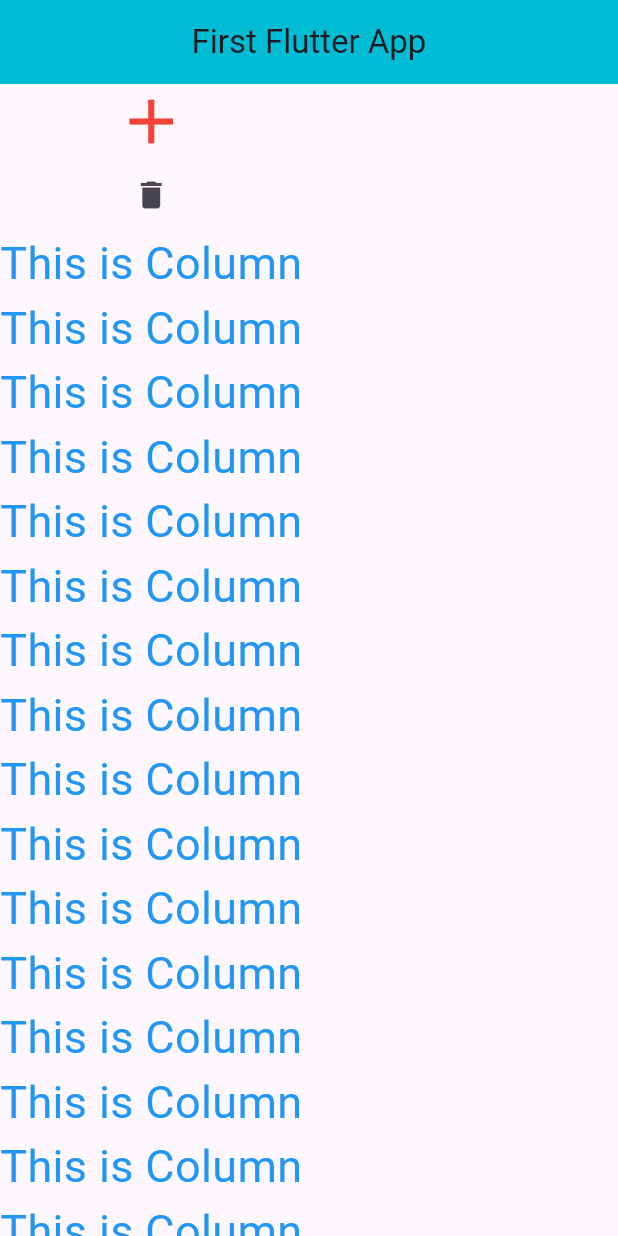
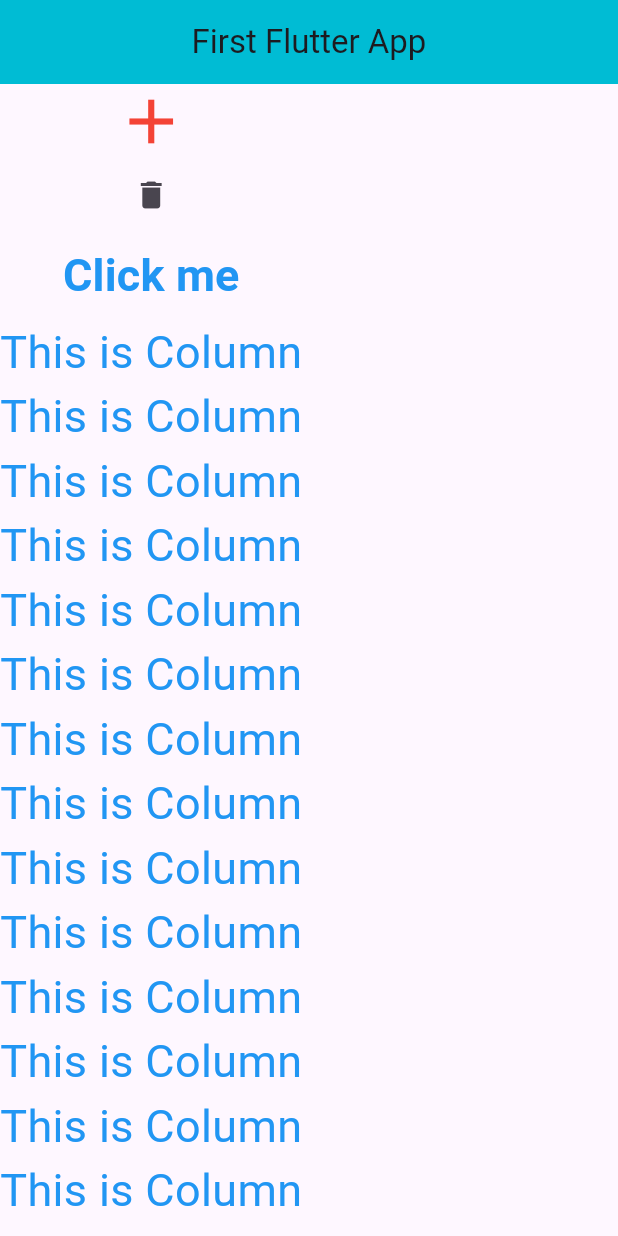
Before and after one commit to osmangonikhan247/new_project, a Flutter app: the screen it shows after launch, on a phone screen of 412 x 824 dp. Run offline on Flutter 3.47's test engine with Material 3 defaults, Android fonts, the phone set to English and light mode, and no system bars.

Commit message:
text button

```diff
--- a/lib/main.dart
+++ b/lib/main.dart
@@ -87,6 +87,10 @@ class Home extends StatelessWidget {
           IconButton(onPressed: () {
             print('Item Deleted');
           }, icon: Icon(Icons.delete)),
+
+          TextButton(onPressed: (){
+            print('Click me from Text Button');
+          }, child: Text('Click me',style: TextStyle(fontSize: 30,color: Colors.blue,fontWeight: FontWeight.bold),)),
 
           Text('This is Column',style: TextStyle(
             fontSize: 30,
```
